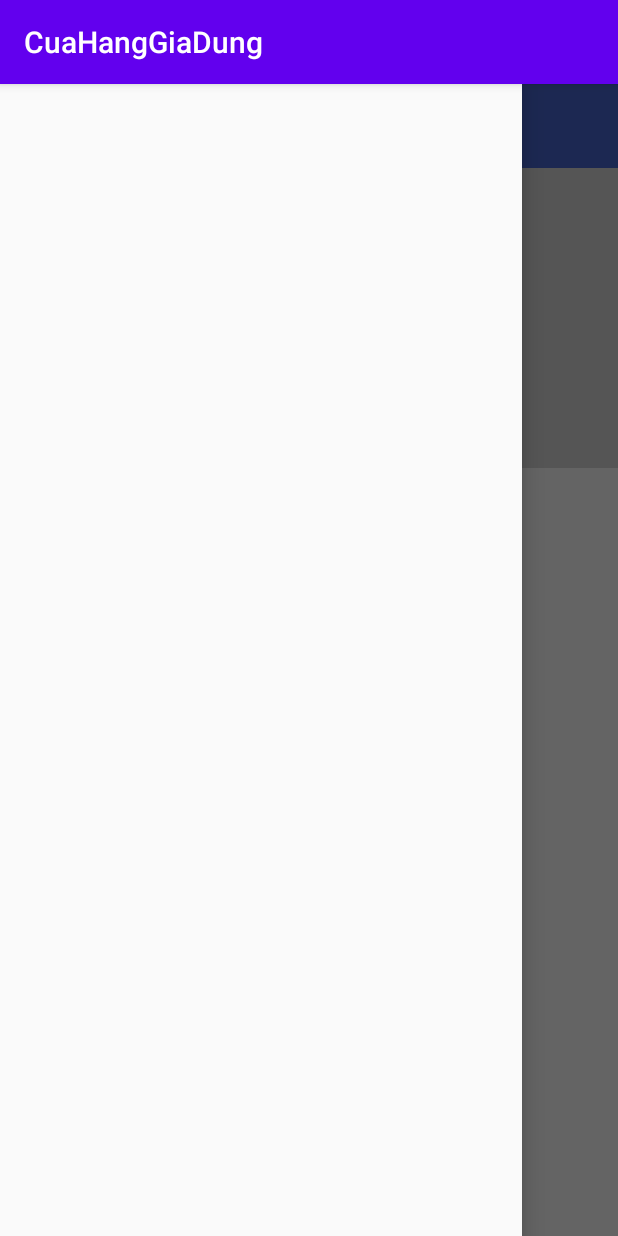
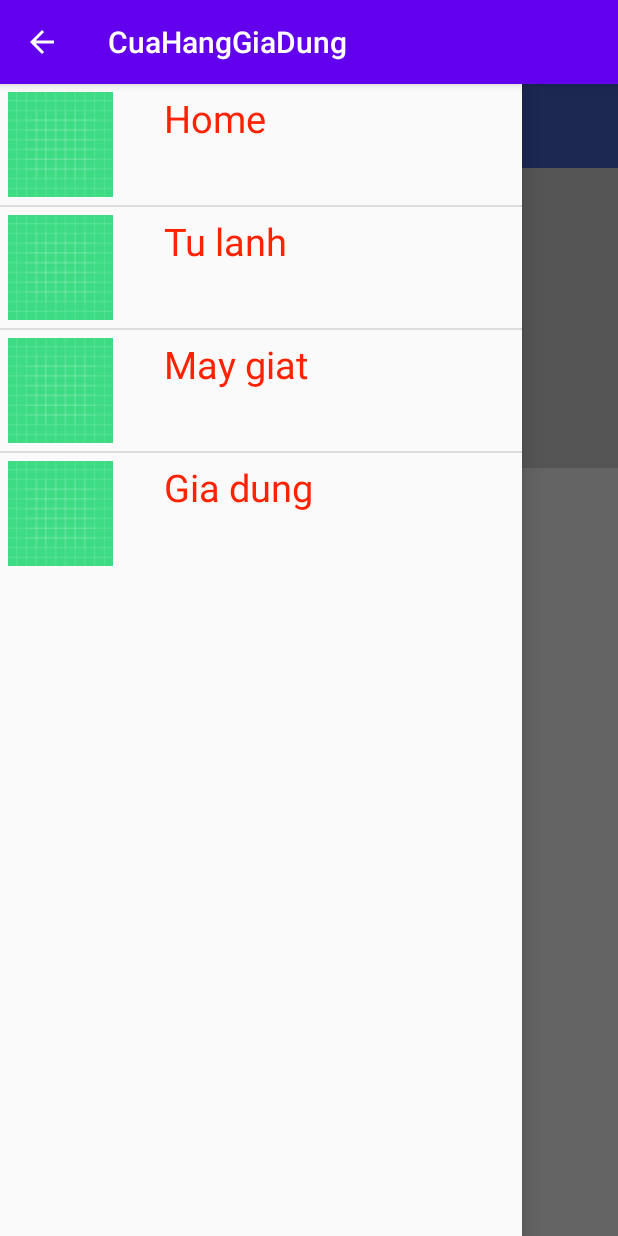
Before and after one commit to kietdo9488/AD2_PROJECT, an Android app: the screen it shows after launch (MainActivity), with the side drawer open, on a phone screen of 412 x 824 dp. Run offline under Robolectric (Android 15) with nearby library versions, the phone set to English and light mode, and no system bars; our stand-ins replace Picasso; pictures from the network do not load.

Commit message:
navigation and data fake

```diff
--- a/app/src/main/java/com/example/cuahanggiadung/Adapter/CategoryAdapter.java
+++ b/app/src/main/java/com/example/cuahanggiadung/Adapter/CategoryAdapter.java
@@ -13,6 +13,7 @@ import com.example.cuahanggiadung.R;
 import com.squareup.picasso.Picasso;
 
 import java.util.ArrayList;
+import java.util.Objects;
 
 public class CategoryAdapter extends BaseAdapter {
 
@@ -45,7 +46,7 @@ public class CategoryAdapter extends BaseAdapter {
     }
 
     @Override
-    public View getView(int i, View view, ViewGroup parent) {
+    public View getView(int i, View view, ViewGroup viewGroup) {
         ViewHolder viewHolder = null;
         if (view == null)
         {
@@ -67,6 +68,6 @@ public class CategoryAdapter extends BaseAdapter {
                 .placeholder(R.drawable.ic_launcher_background)
                 .error(R.drawable.ic_launcher_background)
                 .into(viewHolder.imgLoaiSanPham);
-        return null;
+        return view;
     }
 }
--- a/app/src/main/java/com/example/cuahanggiadung/MainActivity.java
+++ b/app/src/main/java/com/example/cuahanggiadung/MainActivity.java
@@ -2,10 +2,12 @@ package com.example.cuahanggiadung;
 
 import androidx.appcompat.app.AppCompatActivity;
 import androidx.appcompat.widget.Toolbar;
+import androidx.core.view.GravityCompat;
 import androidx.drawerlayout.widget.DrawerLayout;
 import androidx.recyclerview.widget.RecyclerView;
 
 import android.os.Bundle;
+import android.view.View;
 import android.widget.ImageView;
 import android.widget.ListView;
 import android.widget.ViewFlipper;
@@ -39,6 +41,7 @@ public class MainActivity extends AppCompatActivity {
 
         AnhXa();
         ActionViewFlipper();
+        ActionBar();
     }
 
     private void ActionViewFlipper()
@@ -58,6 +61,19 @@ public class MainActivity extends AppCompatActivity {
         viewFlipper.setAutoStart(true);
     }
 
+    private void ActionBar()
+    {
+        getSupportActionBar().setDisplayHomeAsUpEnabled(true);
+        toolbar.setNavigationIcon(android.R.drawable.ic_menu_sort_by_size);
+        toolbar.setNavigationOnClickListener(new View.OnClickListener() {
+            @Override
+            public void onClick(View v) {
+                drawerLayout.openDrawer(GravityCompat.START);
+            }
+        });
+    }
+
+
     private void AnhXa()
     {
         toolbar = (Toolbar) findViewById(R.id.toolbarmanhinhchinh);
@@ -66,9 +82,13 @@ public class MainActivity extends AppCompatActivity {
         navigationView = (NavigationView) findViewById(R.id.navigationview);
         listViewManHinhChinh = (ListView) findViewById(R.id.listviewmanhinhchinh);
         drawerLayout = (DrawerLayout) findViewById(R.id.drawerLayout);
-        //        arrCategoryModels = new ArrayList<>();
-        //        arrCategoryModels.add(0, new CategoryModel(0, "Home", "https://cdn-icons-png.flaticon.com/512/25/25694.png"));
-        //        categoryAdapter = new CategoryAdapter(arrCategoryModels, getApplicationContext());
-        //        listViewManHinhChinh.setAdapter(categoryAdapter);
+                arrCategoryModels = new ArrayList<>();
+                arrCategoryModels.add(0, new CategoryModel(0, "Home", "https://cdn-icons-png.flaticon.com/512/25/25694.png"));
+                arrCategoryModels.add(1, new CategoryModel(1, "Tu lanh", "https://beptukaff.vn/data/news/12357/tu-lanh-side-by-side-dang-multi-door-kaff-kf-bcd446w-1.jpg"));
+                arrCategoryModels.add(2, new CategoryModel(2, "May giat", "https://hangdienmaygiare.com/images/products/2023/03/03/large/may-giat-electrolux-ewf1024m3sb-10-kg-inverter_1677819674.jpg"));
+                arrCategoryModels.add(3, new CategoryModel(3, "Gia dung", "https://sunhouse.com.vn/pic/product/bo-noi-inox-5-day-sh779-removebg-preview.png"));
+
+        categoryAdapter = new CategoryAdapter(arrCategoryModels, getApplicationContext());
+                listViewManHinhChinh.setAdapter(categoryAdapter);
     }
 }
--- a/app/src/main/java/com/example/cuahanggiadung/Model/CategoryModel.java
+++ b/app/src/main/java/com/example/cuahanggiadung/Model/CategoryModel.java
@@ -37,10 +37,6 @@ public class CategoryModel {
 
     @Override
     public String toString() {
-        return "CategoryModel{" +
-                "id=" + id +
-                ", category_name='" + category_name + '\'' +
-                ", category_image='" + category_image + '\'' +
-                '}';
+        return id + " : " + category_name + " : " + category_image;
     }
 }
--- a/app/src/main/res/layout/activity_main.xml
+++ b/app/src/main/res/layout/activity_main.xml
@@ -51,7 +51,8 @@
             android:id="@+id/navigationview"
             android:layout_gravity="start"
             android:layout_width="match_parent"
-            android:layout_height="match_parent">
+            android:layout_height="match_parent"
+            >
 
             <ListView
                 android:id="@+id/listviewmanhinhchinh"
--- a/app/src/main/res/layout/dong_listview_loaisp.xml
+++ b/app/src/main/res/layout/dong_listview_loaisp.xml
@@ -3,10 +3,11 @@
     android:layout_width="match_parent"
     android:layout_height="match_parent"
     android:orientation="horizontal"
+    android:gravity="center"
     android:weightSum="10">
     <LinearLayout
         android:layout_width="0dp"
-        android:layout_height="wrap_content"
+        android:layout_height="match_parent"
         android:layout_weight="3">
         <ImageView
             android:src="@mipmap/ic_launcher"
@@ -17,7 +18,7 @@
     </LinearLayout>
     <LinearLayout
         android:layout_width="0dp"
-        android:layout_height="wrap_content"
+        android:layout_height="match_parent"
         android:layout_weight="7">
         <TextView
             android:layout_margin="5dp"
```
